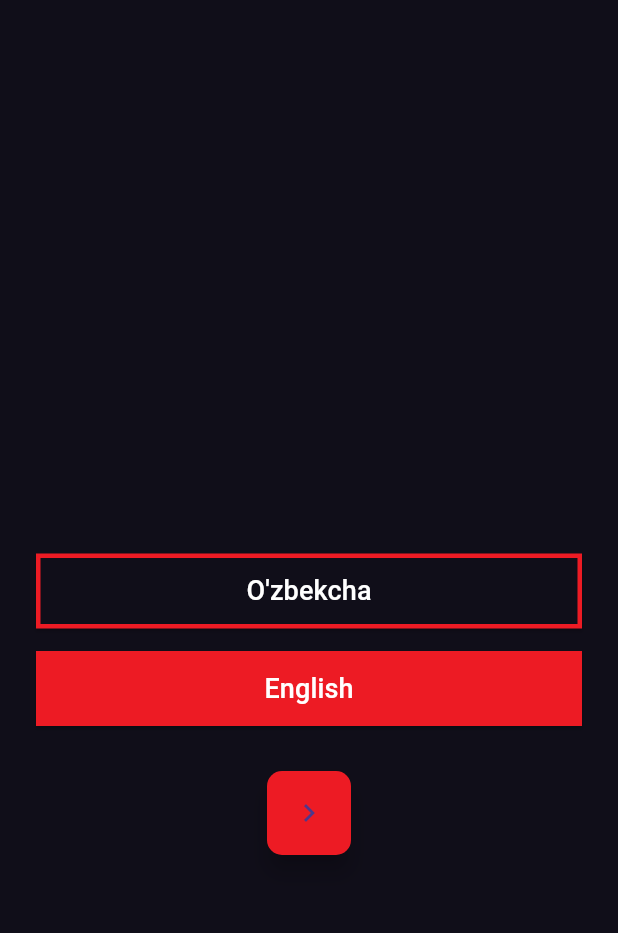
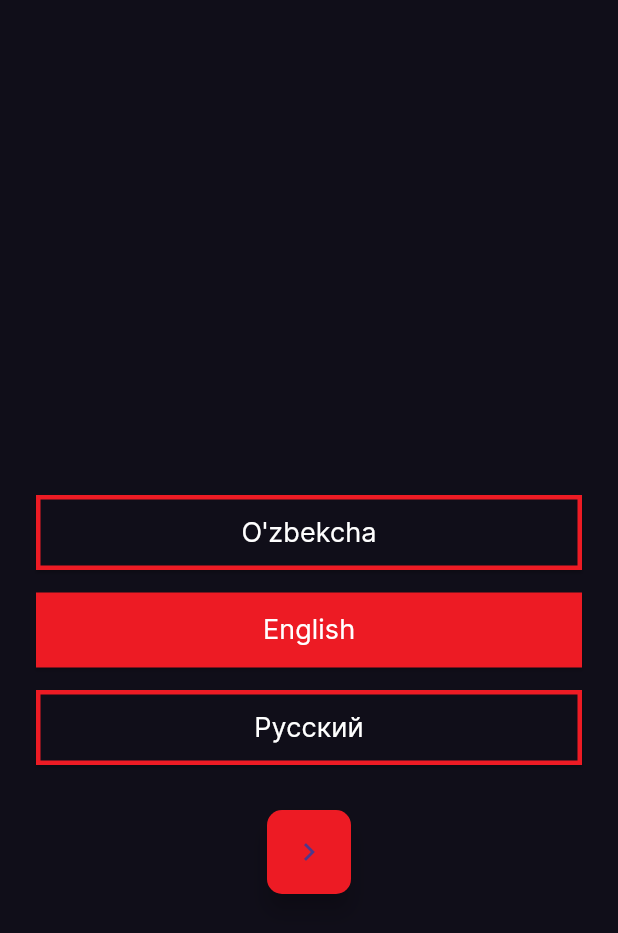
Before and after one commit to erkinovs-blog/movie_plus, a Flutter app: the screen it shows after launch, on a phone screen of 412 x 824 dp. Shown: the top 933 px of the screen. Run offline on Flutter 3.47's test engine with Material 2 defaults, Android fonts, the phone set to English and light mode, and no system bars; our stand-ins replace flutter_screenutil, flutter_svg, smooth_page_indicator.

Commit message:
added font and Locale ru

```diff
--- a/lib/l10n/app_localizations.dart
+++ b/lib/l10n/app_localizations.dart
@@ -140,7 +140,7 @@ abstract class AppLocalizations {
   /// No description provided for @login.
   ///
   /// In en, this message translates to:
-  /// **'Login'**
+  /// **'Log in'**
   String get login;
 }
 
--- a/lib/l10n/app_localizations_en.dart
+++ b/lib/l10n/app_localizations_en.dart
@@ -26,5 +26,5 @@ class AppLocalizationsEn extends AppLocalizations {
   String get singUp => 'Sign Up';
 
   @override
-  String get login => 'Login';
+  String get login => 'Log in';
 }
--- a/lib/l10n/intl_en.arb
+++ b/lib/l10n/intl_en.arb
@@ -7,5 +7,5 @@
   "img4Text": "Plans according to your needs at affordable prices",
   "img5Text": "Let’s Get Started !!!",
   "singUp": "Sign Up",
-  "login": "Login"
+  "login": "Log in"
 }
--- a/lib/src/common/models/lang_model.dart
+++ b/lib/src/common/models/lang_model.dart
@@ -2,12 +2,10 @@ import 'package:flutter/material.dart';
 
 class LangModel with ChangeNotifier {
   Locale current = const Locale("en");
-  bool isEng = true;
 
   void changeLang(String languageCode) {
     if (current != Locale(languageCode)) {
       current = Locale(languageCode);
-      isEng = languageCode == "en";
       notifyListeners();
     }
   }
--- a/lib/src/common/widgets/app.dart
+++ b/lib/src/common/widgets/app.dart
@@ -26,6 +26,7 @@ class App extends StatelessWidget {
                   theme: ThemeData(
                     useMaterial3: true,
                     scaffoldBackgroundColor: AppColors.scaffoldBG,
+                    fontFamily: "Inter",
                   ),
                   localizationsDelegates:
                       AppLocalizations.localizationsDelegates,
--- a/lib/src/ui/pages/splash/splash_lang_selector.dart
+++ b/lib/src/ui/pages/splash/splash_lang_selector.dart
@@ -28,13 +28,19 @@ class _SplashLangSelectorState extends State<SplashLangSelector> {
                     CustomSplashButton(
                       onPressed: () => value.changeLang("uz"),
                       text: "O'zbekcha",
-                      isOutlined: value.isEng,
+                      isOutlined: value.current.languageCode != "uz",
                     ),
                     const SizedBox(height: 15),
                     CustomSplashButton(
                       onPressed: () => value.changeLang("en"),
                       text: "English",
-                      isOutlined: !value.isEng,
+                      isOutlined: value.current.languageCode != "en",
+                    ),
+                    const SizedBox(height: 15),
+                    CustomSplashButton(
+                      onPressed: () => value.changeLang("ru"),
+                      text: "Русский",
+                      isOutlined: value.current.languageCode != "ru",
                     ),
                     const SizedBox(height: 30),
                     child ?? const SizedBox.shrink(),
--- a/lib/src/ui/pages/splash/widgets/animated_text.dart
+++ b/lib/src/ui/pages/splash/widgets/animated_text.dart
@@ -34,7 +34,7 @@ class _AnimatedTextState extends State<AnimatedText> {
             style: const TextStyle(
               color: AppColors.white,
               fontSize: 20,
-              fontWeight: FontWeight.w600,
+              fontWeight: FontWeight.bold,
             ),
           ),
         );
```
Also changed, not shown: lib/l10n/app_localizations_ru.dart (+8 -8 lines), lib/l10n/intl_ru.arb (+9 -1 lines), pubspec.yaml (+8 -11 lines), assets/fonts/Inter-Black.ttf (added), assets/fonts/Inter-Bold.ttf (added), assets/fonts/Inter-ExtraBold.ttf (added), assets/fonts/Inter-ExtraLight.ttf (added), assets/fonts/Inter-Light.ttf (added), assets/fonts/Inter-Medium.ttf (added), assets/fonts/Inter-Regular.ttf (added), assets/fonts/Inter-SemiBold.ttf (added), assets/fonts/Inter-Thin.ttf (added), assets/fonts/todo_add_fonts.txt (deleted), lib/generated/intl/messages_en.dart, 2 more files.
